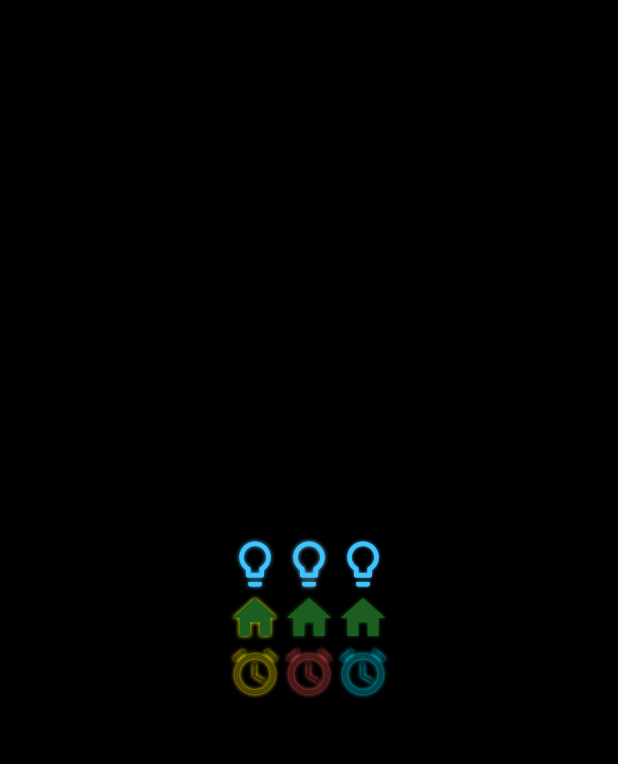
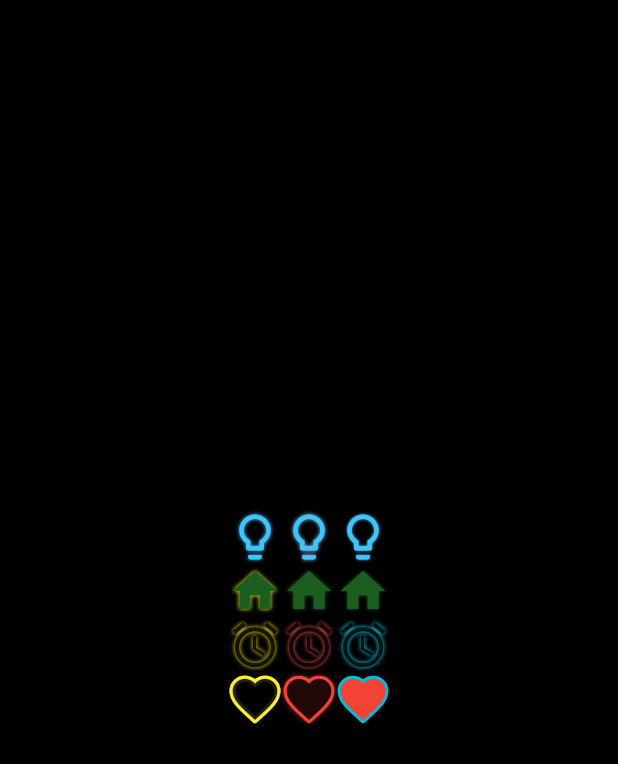
Before and after one commit to TesteurManiak/icon_decoration, a Flutter app: the screen it shows after launch, on a phone screen of 412 x 824 dp. Shown: the top 764 px of the screen. Run offline on Flutter 3.47's test engine with Material 2 defaults, Android fonts, the phone set to English and light mode, and no system bars.

Commit message:
supports borders

```diff
--- a/example/lib/main.dart
+++ b/example/lib/main.dart
@@ -10,6 +10,13 @@ class MyApp extends StatelessWidget {
 
   @override
   Widget build(BuildContext context) {
+    BoxDecoration(
+      border: Border.all(
+        color: Colors.black,
+        width: 1,
+        style: BorderStyle.solid,
+      ),
+    );
     return MaterialApp(
       theme: ThemeData(primarySwatch: Colors.blue),
       home: Scaffold(
@@ -97,38 +104,52 @@ class MyApp extends StatelessWidget {
                 mainAxisAlignment: MainAxisAlignment.center,
                 children: <Widget>[
                   DecoratedIcon(
-                    child: const Icon(
-                      Icons.access_alarm,
-                      color: Colors.black54,
-                      size: 36,
-                    ),
+                    child: const Icon(Icons.access_alarm, size: 36),
                     decoration: IconDecoration(shadows: [
                       Shadow(
                           color: Colors.yellowAccent.shade400, blurRadius: 3),
                     ]),
                   ),
                   DecoratedIcon(
-                    child: const Icon(
-                      Icons.access_alarm,
-                      color: Colors.black54,
-                      size: 36,
-                    ),
+                    child: const Icon(Icons.access_alarm, size: 36),
                     decoration: IconDecoration(shadows: [
                       Shadow(color: Colors.red.shade400, blurRadius: 3),
                     ]),
                   ),
                   DecoratedIcon(
-                    child: const Icon(
-                      Icons.access_alarm,
-                      color: Colors.black54,
-                      size: 36,
-                    ),
+                    child: const Icon(Icons.access_alarm, size: 36),
                     decoration: IconDecoration(shadows: [
                       Shadow(color: Colors.cyanAccent.shade400, blurRadius: 3),
                     ]),
                   )
                 ],
               ),
+              Row(
+                mainAxisAlignment: MainAxisAlignment.center,
+                children: const [
+                  DecoratedIcon(
+                    child: Icon(Icons.favorite, size: 36),
+                    decoration: IconDecoration(
+                      border: IconBorder(color: Colors.yellow, width: 4),
+                    ),
+                  ),
+                  DecoratedIcon(
+                    child: Icon(Icons.favorite, size: 36),
+                    decoration: IconDecoration(
+                      border: IconBorder(color: Colors.red, width: 4),
+                      shadows: [
+                        Shadow(color: Colors.red, blurRadius: 6),
+                      ],
+                    ),
+                  ),
+                  DecoratedIcon(
+                    child: Icon(Icons.favorite, size: 36, color: Colors.red),
+                    decoration: IconDecoration(
+                      border: IconBorder(color: Colors.cyan, width: 4),
+                    ),
+                  ),
+                ],
+              )
             ],
           ),
         ),
--- a/lib/icon_decoration.dart
+++ b/lib/icon_decoration.dart
@@ -2,3 +2,4 @@ library icon_decoration;
 
 export 'src/decorated_icon.dart';
 export 'src/icon_decoration.dart';
+export 'src/icon_border.dart';
--- a/lib/src/decorated_icon.dart
+++ b/lib/src/decorated_icon.dart
@@ -1,7 +1,8 @@
 import 'package:flutter/material.dart';
 import 'package:icon_decoration/src/icon_decoration.dart';
 
-/// Reimplementation of the [Icon] widget which adds support for shadows.
+/// Reimplementation of the [Icon] widget which adds support for shadows and
+/// borders trough its [decoration] property.
 class DecoratedIcon extends StatelessWidget {
   final Icon child;
   final IconDecoration? decoration;
@@ -17,26 +18,29 @@ class DecoratedIcon extends StatelessWidget {
     final icon = child.icon!;
     final textDirection = child.textDirection ?? Directionality.of(context);
     final iconTheme = IconTheme.of(context);
-    final iconSize = child.size ?? iconTheme.size;
+    final iconSize = child.size ?? iconTheme.size ?? 24.0;
     final iconOpacity = iconTheme.opacity ?? 1.0;
+    final border = decoration?.border;
     Color iconColor = child.color ?? iconTheme.color!;
     if (iconOpacity != 1.0) {
       iconColor = iconColor.withOpacity(iconColor.opacity * iconOpacity);
     }
+
+    final iconStyle = TextStyle(
+      inherit: false,
+      color: iconColor,
+      fontSize: iconSize,
+      fontFamily: icon.fontFamily,
+      package: icon.fontPackage,
+      shadows: decoration?.shadows,
+    );
 
     Widget iconWidget = RichText(
       overflow: TextOverflow.visible,
       textDirection: textDirection,
       text: TextSpan(
         text: String.fromCharCode(icon.codePoint),
-        style: TextStyle(
-          inherit: false,
-          color: iconColor,
-          fontSize: iconSize,
-          fontFamily: icon.fontFamily,
-          package: icon.fontPackage,
-          shadows: decoration?.shadows,
-        ),
+        style: iconStyle,
       ),
     );
 
@@ -55,15 +59,49 @@ class DecoratedIcon extends StatelessWidget {
       }
     }
 
+    if (border != null) {
+      // Remove shadows from the widget as it will be displayed by the border.
+      iconWidget = RichText(
+        overflow: TextOverflow.visible,
+        textDirection: textDirection,
+        text: TextSpan(
+          text: String.fromCharCode(icon.codePoint),
+          style: iconStyle.copyWith(shadows: null),
+        ),
+      );
+      iconWidget = Stack(
+        alignment: Alignment.center,
+        textDirection: textDirection,
+        children: [
+          RichText(
+            overflow: TextOverflow.visible,
+            textDirection: textDirection,
+            textAlign: TextAlign.center,
+            text: TextSpan(
+              text: String.fromCharCode(icon.codePoint),
+              style: iconStyle.copyWith(
+                foreground: Paint()
+                  ..style = PaintingStyle.stroke
+                  ..strokeCap = StrokeCap.round
+                  ..strokeJoin = StrokeJoin.round
+                  ..strokeWidth = border.width
+                  ..color = border.color,
+                color: null,
+              ),
+            ),
+          ),
+          iconWidget,
+        ],
+      );
+    }
+
     return Semantics(
       label: child.semanticLabel,
       child: ExcludeSemantics(
         child: SizedBox(
           width: iconSize,
           height: iconSize,
-          child: Center(
-            child: iconWidget,
-          ),
+          child: Center(child: iconWidget),
         ),
       ),
     );
--- /dev/null
+++ b/lib/src/icon_border.dart
@@ -0,0 +1,14 @@
+import 'package:flutter/material.dart';
+
+class IconBorder {
+  /// Border's width
+  final double width;
+
+  /// Border's color
+  final Color color;
+
+  const IconBorder({
+    this.width = 1.0,
+    this.color = Colors.black,
+  }) : assert(width >= 0.0);
+}
--- a/lib/src/icon_decoration.dart
+++ b/lib/src/icon_decoration.dart
@@ -1,9 +1,24 @@
 import 'package:flutter/material.dart';
+import 'package:icon_decoration/src/icon_border.dart';
 
+/// The [IconDecoration] class provides a variety of ways to draw an icon.
+///
+/// The icon has a [border] and may cast [shadows].
+///
+/// The [border] paints over the icon; the [boxShadow], naturally, paints
+/// below it.
 class IconDecoration {
+  /// A list of [Shadow]s that will be painted underneath the icon.
+  ///
+  /// Multiple shadows are supported to replicate lighting from multiple light
+  /// sources.
   final List<Shadow>? shadows;
 
+  final IconBorder? border;
+
+  /// Creates a `DecoratedIcon` decoration.
   const IconDecoration({
     this.shadows,
+    this.border,
   });
 }
```
